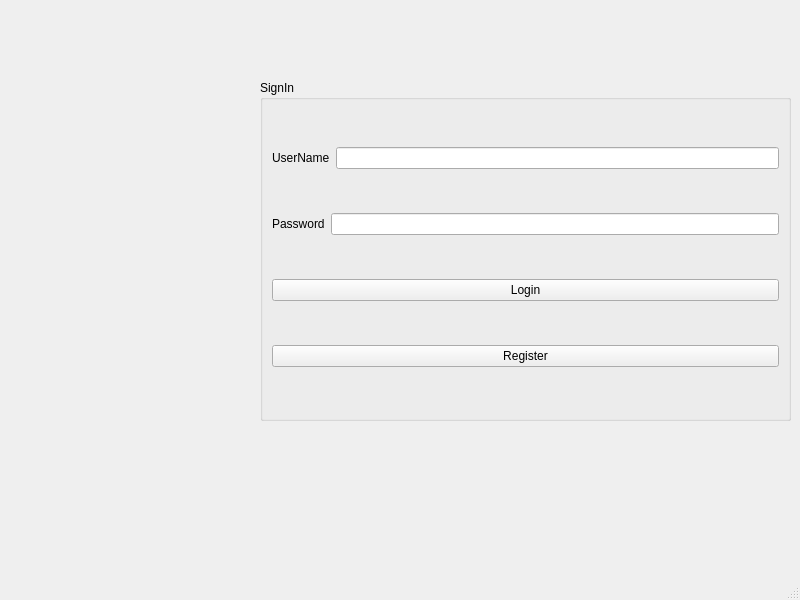
Qt form LibraryApp/mainwindow.ui (peterjmen/106.2_library_system) before a commit.
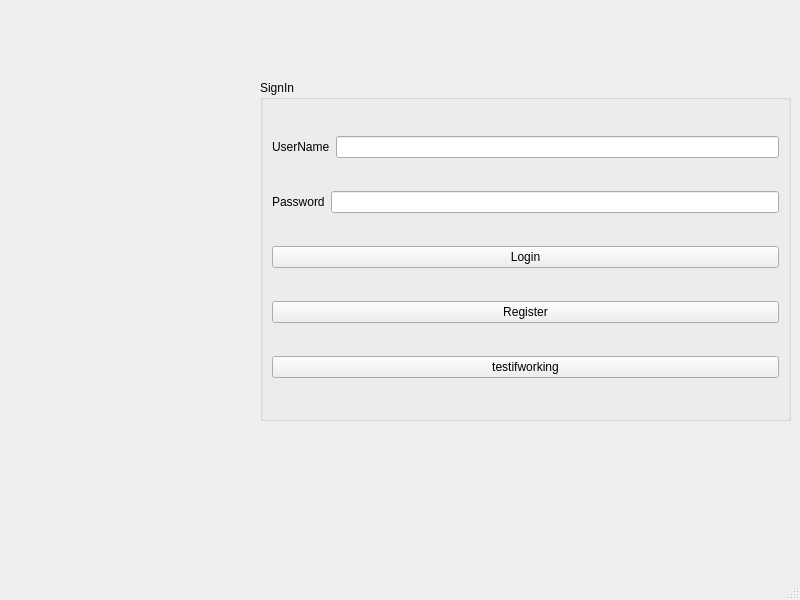
The same form after that commit.

The edit to the form file:
```diff
--- a/LibraryApp/mainwindow.ui
+++ b/LibraryApp/mainwindow.ui
@@ -73,6 +73,13 @@
        </property>
       </widget>
      </item>
+     <item>
+      <widget class="QPushButton" name="pushButton">
+       <property name="text">
+        <string>testifworking</string>
+       </property>
+      </widget>
+     </item>
     </layout>
    </widget>
    <widget class="QLabel" name="label_pic">
```
